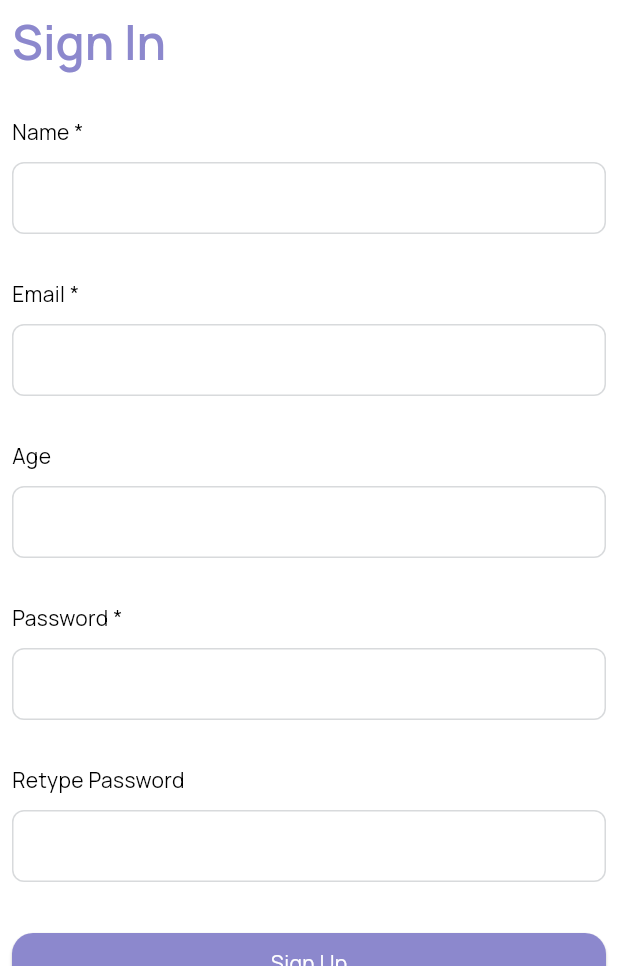
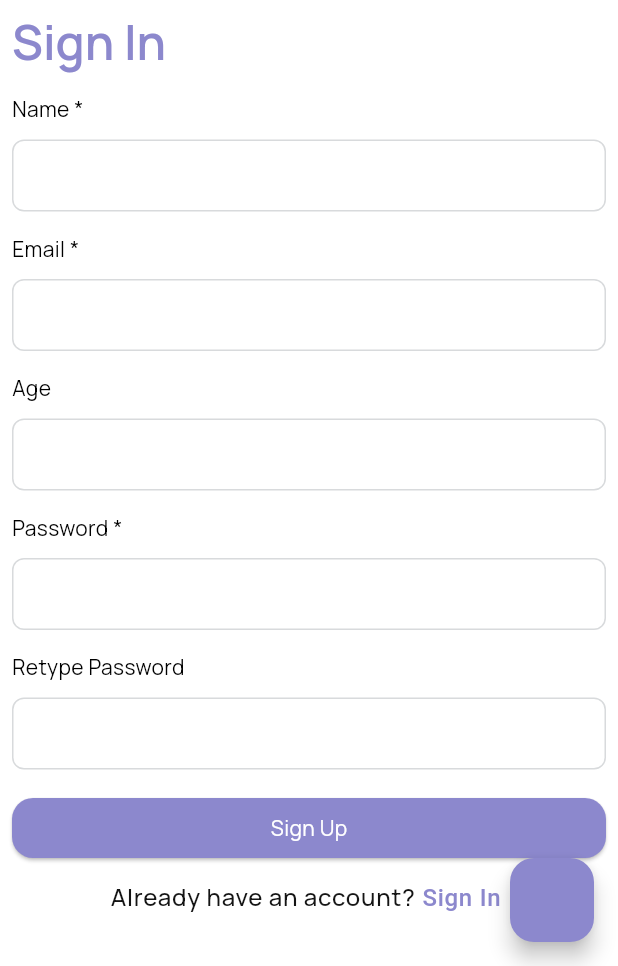
Before and after one commit to Zobayer-Mahmud/task_tracker, a Flutter app: the SignUpView screen opened by its route, on a phone screen of 412 x 824 dp, the part 270-1236 px from its top. Run offline on Flutter 3.47's test engine with Material 3 defaults, Android fonts, the phone set to English and light mode, and no system bars; our stand-ins replace cached_network_image, dio, fluttertoast, gap, get, get_storage and 4 more; accounts and stored records are empty.

```diff
--- a/lib/app/common/app_constants.dart
+++ b/lib/app/common/app_constants.dart
@@ -9,6 +9,7 @@ class AppConstants {
 
   //const Names
   static const String token = 'TOKEN';
+  static const String userData = 'user';
   static const String isLoggedIn = 'isLoggedIn';
 
 
--- a/lib/app/modules/logIn/views/log_in_view.dart
+++ b/lib/app/modules/logIn/views/log_in_view.dart
@@ -124,7 +124,7 @@ class LogInView extends GetView<LogInController> {
                       style: Theme.of(context).textTheme.bodyLarge,
                       children: [
                         TextSpan(
-                            text: " Sign In ",
+                            text: " Sign Up ",
                             style:
                                 const TextStyle(color: AppColors.primaryColor),
                             recognizer: TapGestureRecognizer()
--- a/lib/app/modules/signUp/views/sign_up_view.dart
+++ b/lib/app/modules/signUp/views/sign_up_view.dart
@@ -1,7 +1,9 @@
+import 'package:flutter/gestures.dart';
 import 'package:flutter/material.dart';
 import 'package:flutter/services.dart';
 import 'package:gap/gap.dart';
 import 'package:get/get.dart';
+import 'package:task_tracker/app/common/app_colors.dart';
 import 'package:task_tracker/app/utils/extentions/extentions.dart';
 import 'package:task_tracker/gen/assets.gen.dart';
 import '../controllers/sign_up_controller.dart';
@@ -10,7 +12,7 @@ class SignUpView extends GetView<SignUpController> {
   const SignUpView({Key? key}) : super(key: key);
   @override
   Widget build(BuildContext context) {
-    return Scaffold(
+    return Scaffold(floatingActionButton: FloatingActionButton(onPressed: controller.floatingButton,),
         body: ListView(
       padding: EdgeInsets.zero,
       children: [
@@ -62,7 +64,7 @@ class SignUpView extends GetView<SignUpController> {
                       .headlineLarge
                       ?.copyWith(color: const Color(0xff8C88CD)),
                 ),
-                const Gap(30),
+                const Gap(15),
                 Text("Name *",
                     style: Theme.of(context)
                         .textTheme
@@ -79,7 +81,7 @@ class SignUpView extends GetView<SignUpController> {
                     return null;
                   },
                 ),
-                const Gap(30),
+                const Gap(15),
                 Text("Email *",
                     style: Theme.of(context)
                         .textTheme
@@ -101,7 +103,7 @@ class SignUpView extends GetView<SignUpController> {
                     }
                   },
                 ),
-                const Gap(30),
+                const Gap(15),
                 Text("Age",
                     style: Theme.of(context)
                         .textTheme
@@ -113,7 +115,7 @@ class SignUpView extends GetView<SignUpController> {
                   inputFormatters: [FilteringTextInputFormatter.digitsOnly],
                   keyboardType: TextInputType.number,
                 ),
-                const Gap(30),
+                const Gap(15),
                 Text("Password *",
                     style: Theme.of(context)
                         .textTheme
@@ -131,7 +133,7 @@ class SignUpView extends GetView<SignUpController> {
                     return null;
                   },
                 ),
-                const Gap(30),
+                const Gap(15),
                 Text("Retype Password",
                     style: Theme.of(context)
                         .textTheme
@@ -149,7 +151,7 @@ class SignUpView extends GetView<SignUpController> {
                     return null;
                   },
                 ),
-                const Gap(30),
+                const Gap(15),
                 Row(
                   children: [
                     Expanded(
@@ -167,6 +169,22 @@ class SignUpView extends GetView<SignUpController> {
                   ],
                 ),
                 const Gap(10),
+                Center(
+                  child: RichText(
+                    text: TextSpan(
+                      text: "Already have an account?",
+                      style: Theme.of(context).textTheme.bodyLarge,
+                      children: [
+                        TextSpan(
+                            text: " Sign In ",
+                            style:
+                            const TextStyle(color: AppColors.primaryColor),
+                            recognizer: TapGestureRecognizer()
+                              ..onTap = controller.routeToSignIn),
+                      ],
+                    ),
+                  ),
+                ),
               ],
             ),
           ),
--- a/lib/app/modules/splash/views/splash_view.dart
+++ b/lib/app/modules/splash/views/splash_view.dart
@@ -9,6 +9,7 @@ class SplashView extends GetView<SplashController> {
   const SplashView({Key? key}) : super(key: key);
   @override
   Widget build(BuildContext context) {
+    controller.startTimer();
     return Scaffold(
       body: Container(
         height: double.infinity,
--- a/lib/app/routes/app_pages.dart
+++ b/lib/app/routes/app_pages.dart
@@ -26,7 +26,7 @@ part 'app_routes.dart';
 class AppPages {
   AppPages._();
 
-  static const INITIAL = Routes.SIGN_UP;
+  static const INITIAL = Routes.SPLASH;
 
   static final routes = [
     GetPage(
```
Also changed, not shown: lib/app/modules/logIn/controllers/log_in_controller.dart (+8 -0 lines), lib/app/modules/signUp/controllers/sign_up_controller.dart (+16 -0 lines), lib/app/modules/splash/controllers/splash_controller.dart (+10 -10 lines).
